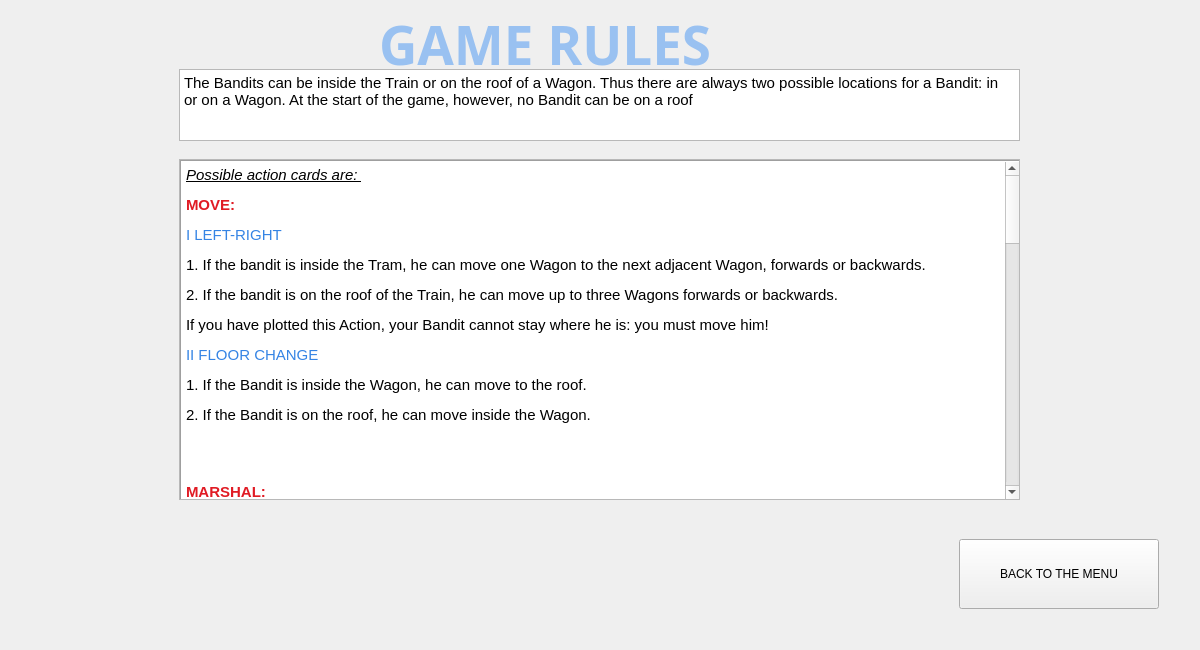
First picture: the form in TrafficExpress/mainwindow.ui, repository mitrovicmasa/traffic-express, before the edit.
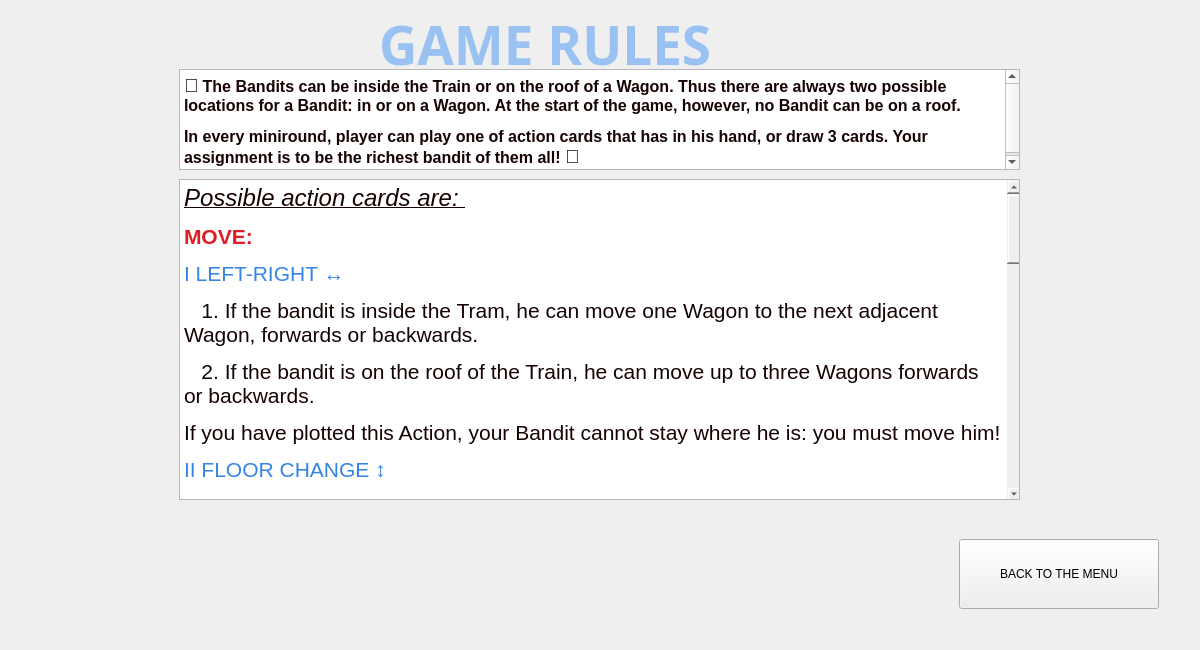
Second picture: the form after the edit. The open tabs and pages were chosen to show the change. Icons and pictures are not drawn.

Commit message: feat: Updated game rules

```diff
--- a/TrafficExpress/mainwindow.ui
+++ b/TrafficExpress/mainwindow.ui
@@ -576,7 +576,7 @@
           <x>170</x>
           <y>60</y>
           <width>841</width>
-          <height>72</height>
+          <height>101</height>
          </rect>
         </property>
         <layout class="QVBoxLayout" name="verticalLayout_4">
@@ -591,7 +591,8 @@
 p, li { white-space: pre-wrap; }
 hr { height: 1px; border-width: 0; }
 &lt;/style&gt;&lt;/head&gt;&lt;body style=&quot; font-family:'Ubuntu'; font-size:11pt; font-weight:400; font-style:normal;&quot;&gt;
-&lt;p style=&quot; margin-top:12px; margin-bottom:0px; margin-left:0px; margin-right:0px; -qt-block-indent:0; text-indent:0px; line-height:100%;&quot;&gt;The Bandits can be inside the Train or on the roof of a Wagon. Thus there are always two possible locations for a Bandit: in or on a Wagon. At the start of the game, however, no Bandit can be on a roof&lt;/p&gt;&lt;/body&gt;&lt;/html&gt;</string>
+&lt;p style=&quot; margin-top:0px; margin-bottom:0px; margin-left:0px; margin-right:0px; -qt-block-indent:0; text-indent:0px;&quot;&gt;&lt;span style=&quot; font-size:14pt; font-weight:700; color:#160202;&quot;&gt;🚂&lt;/span&gt;&lt;span style=&quot; font-size:12pt; font-weight:700; color:#160202;&quot;&gt; The Bandits can be inside the Train or on the roof of a Wagon. Thus there are always two possible locations for a Bandit: in or on a Wagon. At the start of the game, however, no Bandit can be on a roof.&lt;/span&gt;&lt;/p&gt;
+&lt;p style=&quot; margin-top:12px; margin-bottom:0px; margin-left:0px; margin-right:0px; -qt-block-indent:0; text-indent:0px; line-height:100%;&quot;&gt;&lt;span style=&quot; font-size:12pt; font-weight:700; color:#160202;&quot;&gt;In every miniround, player can play one of action cards that has in his hand, or draw 3 cards. Your assignment is to be the richest bandit of them all! &lt;/span&gt;&lt;span style=&quot; font-size:14pt; font-weight:700; color:#160202;&quot;&gt;🚂&lt;/span&gt;&lt;/p&gt;&lt;/body&gt;&lt;/html&gt;</string>
            </property>
           </widget>
          </item>
@@ -601,9 +602,9 @@
         <property name="geometry">
          <rect>
           <x>170</x>
-          <y>150</y>
+          <y>170</y>
           <width>841</width>
-          <height>341</height>
+          <height>321</height>
          </rect>
         </property>
         <property name="widgetResizable">
@@ -615,7 +616,7 @@
            <x>0</x>
            <y>0</y>
            <width>839</width>
-           <height>339</height>
+           <height>319</height>
           </rect>
          </property>
          <widget class="QTextEdit" name="scroll_rules">
@@ -624,7 +625,7 @@
             <x>0</x>
             <y>0</y>
             <width>841</width>
-            <height>341</height>
+            <height>321</height>
            </rect>
           </property>
           <property name="cursor" stdset="0">
@@ -633,6 +634,9 @@
           <property name="autoFillBackground">
            <bool>false</bool>
           </property>
+          <property name="styleSheet">
+           <string notr="true">border-radius: 5px;</string>
+          </property>
           <property name="frameShape">
            <enum>QFrame::Box</enum>
           </property>
@@ -651,63 +655,30 @@
 p, li { white-space: pre-wrap; }
 hr { height: 1px; border-width: 0; }
 &lt;/style&gt;&lt;/head&gt;&lt;body style=&quot; font-family:'Ubuntu'; font-size:11pt; font-weight:400; font-style:normal;&quot;&gt;
-&lt;p style=&quot; margin-top:12px; margin-bottom:12px; margin-left:0px; margin-right:0px; -qt-block-indent:0; text-indent:0px;&quot;&gt;&lt;span style=&quot; font-style:italic; text-decoration: underline;&quot;&gt;Possible action cards are: &lt;/span&gt;&lt;/p&gt;
-&lt;p style=&quot; margin-top:12px; margin-bottom:12px; margin-left:0px; margin-right:0px; -qt-block-indent:0; text-indent:0px;&quot;&gt;&lt;span style=&quot; font-weight:700; color:#e01b24;&quot;&gt;MOVE:&lt;/span&gt;&lt;/p&gt;
-&lt;p style=&quot; margin-top:12px; margin-bottom:12px; margin-left:0px; margin-right:0px; -qt-block-indent:0; text-indent:0px;&quot;&gt;&lt;span style=&quot; color:#3584e4;&quot;&gt;I LEFT-RIGHT&lt;/span&gt;&lt;/p&gt;
-&lt;p style=&quot; margin-top:12px; margin-bottom:12px; margin-left:0px; margin-right:0px; -qt-block-indent:0; text-indent:0px;&quot;&gt;1. If the bandit is inside the Tram, he can move one Wagon to the next adjacent Wagon, forwards or backwards.&lt;/p&gt;
-&lt;p style=&quot; margin-top:12px; margin-bottom:12px; margin-left:0px; margin-right:0px; -qt-block-indent:0; text-indent:0px;&quot;&gt;2. If the bandit is on the roof of the Train, he can move up to three Wagons forwards or backwards.&lt;/p&gt;
-&lt;p style=&quot; margin-top:12px; margin-bottom:12px; margin-left:0px; margin-right:0px; -qt-block-indent:0; text-indent:0px;&quot;&gt;If you have plotted this Action, your Bandit cannot stay where he is: you must move him!&lt;/p&gt;
-&lt;p style=&quot; margin-top:12px; margin-bottom:12px; margin-left:0px; margin-right:0px; -qt-block-indent:0; text-indent:0px;&quot;&gt;&lt;span style=&quot; color:#3584e4;&quot;&gt;II FLOOR CHANGE&lt;/span&gt;&lt;/p&gt;
-&lt;p style=&quot; margin-top:12px; margin-bottom:12px; margin-left:0px; margin-right:0px; -qt-block-indent:0; text-indent:0px;&quot;&gt;1. If the Bandit is inside the Wagon, he can move to the roof.&lt;/p&gt;
-&lt;p style=&quot; margin-top:12px; margin-bottom:12px; margin-left:0px; margin-right:0px; -qt-block-indent:0; text-indent:0px;&quot;&gt;2. If the Bandit is on the roof, he can move inside the Wagon.&lt;/p&gt;
-&lt;p style=&quot; margin-top:12px; margin-bottom:12px; margin-left:0px; margin-right:0px; -qt-block-indent:0; text-indent:0px;&quot;&gt;&lt;br /&gt;&lt;/p&gt;
-&lt;p style=&quot; margin-top:12px; margin-bottom:12px; margin-left:0px; margin-right:0px; -qt-block-indent:0; text-indent:0px;&quot;&gt;&lt;span style=&quot; font-weight:700; color:#e01b24;&quot;&gt;MARSHAL:&lt;/span&gt;&lt;/p&gt;
-&lt;p style=&quot; margin-top:12px; margin-bottom:12px; margin-left:0px; margin-right:0px; -qt-block-indent:0; text-indent:0px;&quot;&gt;Move the Marshal inside the train a distance of one Car in the direction of your choice. When a Bandit enters a Car where the Marshal is, or when the Marshal enters a Car where Bandits are, they must escape up to the roof of the Car (even if they have just come down from there). Each one of those Bandits immediately receives a Neutral Bullet card which must be placed on each player's personal deck.&lt;/p&gt;
-&lt;p style=&quot; margin-top:12px; margin-bottom:12px; margin-left:0px; margin-right:0px; -qt-block-indent:0; text-indent:0px;&quot;&gt;&lt;br /&gt;&lt;/p&gt;
-&lt;p style=&quot; margin-top:12px; margin-bottom:12px; margin-left:0px; margin-right:0px; -qt-block-indent:0; text-indent:0px;&quot;&gt;&lt;span style=&quot; font-weight:700; color:#e01b24;&quot;&gt;FIRE:&lt;/span&gt;&lt;/p&gt;
-&lt;p style=&quot; margin-top:12px; margin-bottom:12px; margin-left:0px; margin-right:0px; -qt-block-indent:0; text-indent:0px;&quot;&gt;Choose one of your opponents to be your target and give him one of your Bullet cards. The targeted player places the Bullet card he has received on his deck. You cannot target a Bandit who is on the same spot as you.&lt;/p&gt;
-&lt;p style=&quot; margin-top:12px; margin-bottom:12px; margin-left:0px; margin-right:0px; -qt-block-indent:0; text-indent:0px;&quot;&gt;1. When you are inside the train, you can shoot a Bandit who is in the interior of an adjacent Car, either to the rear of your Car or ahead of it. Bandits who are more than one Car away cannot be shot.&lt;/p&gt;
-&lt;p style=&quot; margin-top:12px; margin-bottom:12px; margin-left:0px; margin-right:0px; -qt-block-indent:0; text-indent:0px;&quot;&gt;2. When you are on the roof, however, you can shoot a Bandit who is in your Line of Sight and on the roof of any Car other than your own, regardless of the distance. A Bandit is in Line of Sight if there is no other Bandit between you and him. Two Bandits on the roof of the same Car are considered as being side by side, and not located one behind the other: you choose which one gets hit.&lt;/p&gt;
-&lt;p style=&quot; margin-top:12px; margin-bottom:12px; margin-left:0px; margin-right:0px; -qt-block-indent:0; text-indent:0px;&quot;&gt;&lt;span style=&quot; color:#3584e4;&quot;&gt;ROBBERY&lt;/span&gt;&lt;/p&gt;
-&lt;p style=&quot; margin-top:12px; margin-bottom:12px; margin-left:0px; margin-right:0px; -qt-block-indent:0; text-indent:0px;&quot;&gt;Take the Loot token of your choice from the Car where you are currently located and place it face-down on your Character card. If your Bandit is on the roof of a Car, he cannot rob inside it, and vice versa. If there is no Loot where your Bandit is, then the Robbery action has no effect.&lt;/p&gt;
-&lt;p style=&quot; margin-top:12px; margin-bottom:12px; margin-left:0px; margin-right:0px; -qt-block-indent:0; text-indent:0px;&quot;&gt;&lt;span style=&quot; color:#3584e4;&quot;&gt;PUNCH&lt;/span&gt;&lt;/p&gt;
-&lt;p style=&quot; margin-top:12px; margin-bottom:12px; margin-left:0px; margin-right:0px; -qt-block-indent:0; text-indent:0px;&quot;&gt;Choose a target among the Bandits who are on the same Car and same floor as you are. The targeted Bandit loses a Loot token if he has one: choose a Loot token from his Character card and place it on the floor where your Bandit pawn is located. If you choose a Moneybag token, you are not allowed to look at its value. &lt;/p&gt;
-&lt;p style=&quot;-qt-paragraph-type:empty; margin-top:0px; margin-bottom:0px; margin-left:0px; margin-right:0px; -qt-block-indent:0; text-indent:0px;&quot;&gt;&lt;br /&gt;&lt;/p&gt;
-&lt;p style=&quot; margin-top:0px; margin-bottom:0px; margin-left:0px; margin-right:0px; -qt-block-indent:0; text-indent:0px;&quot;&gt;&lt;span style=&quot; font-weight:700; color:#e01b24;&quot;&gt;THE ROUND CARDS&lt;/span&gt;&lt;/p&gt;
-&lt;p style=&quot;-qt-paragraph-type:empty; margin-top:0px; margin-bottom:0px; margin-left:0px; margin-right:0px; -qt-block-indent:0; text-indent:0px; font-weight:700; color:#e01b24;&quot;&gt;&lt;br /&gt;&lt;/p&gt;
-&lt;p style=&quot; margin-top:0px; margin-bottom:0px; margin-left:0px; margin-right:0px; -qt-block-indent:0; text-indent:0px;&quot;&gt;1. The Action cards must be played face-up during the current turn.&lt;/p&gt;
-&lt;p style=&quot; margin-top:0px; margin-bottom:0px; margin-left:0px; margin-right:0px; -qt-block-indent:0; text-indent:0px;&quot;&gt;2. &lt;span style=&quot; font-weight:700; font-style:italic; color:#3584e4;&quot;&gt;Tunnel&lt;/span&gt;&lt;span style=&quot; color:#3584e4;&quot;&gt; &lt;/span&gt;- The Action cards must be played face-down during the current turn.&lt;/p&gt;
-&lt;p style=&quot; margin-top:0px; margin-bottom:0px; margin-left:0px; margin-right:0px; -qt-block-indent:0; text-indent:0px;&quot;&gt;3. &lt;span style=&quot; font-weight:700; font-style:italic; color:#3584e4;&quot;&gt;Speeding up &lt;/span&gt;&lt;span style=&quot; color:#000000;&quot;&gt;- During the current turn, each player plays twice.&lt;/span&gt;&lt;/p&gt;
-&lt;p style=&quot; margin-top:0px; margin-bottom:0px; margin-left:0px; margin-right:0px; -qt-block-indent:0; text-indent:0px;&quot;&gt;&lt;span style=&quot; color:#000000;&quot;&gt;4. &lt;/span&gt;&lt;span style=&quot; font-weight:700; font-style:italic; color:#3584e4;&quot;&gt;Switching&lt;/span&gt;&lt;span style=&quot; color:#000000;&quot;&gt; - &lt;/span&gt;The current turn is played counter-clockwise, starting with the First Player.&lt;/p&gt;
-&lt;p style=&quot;-qt-paragraph-type:empty; margin-top:0px; margin-bottom:0px; margin-left:0px; margin-right:0px; -qt-block-indent:0; text-indent:0px;&quot;&gt;&lt;br /&gt;&lt;/p&gt;
-&lt;p style=&quot; margin-top:0px; margin-bottom:0px; margin-left:0px; margin-right:0px; -qt-block-indent:0; text-indent:0px;&quot;&gt;&lt;span style=&quot; font-weight:700; color:#e01b24;&quot;&gt;THE EVENTS&lt;/span&gt;&lt;/p&gt;
-&lt;p style=&quot;-qt-paragraph-type:empty; margin-top:0px; margin-bottom:0px; margin-left:0px; margin-right:0px; -qt-block-indent:0; text-indent:0px; font-weight:700; color:#e01b24;&quot;&gt;&lt;br /&gt;&lt;/p&gt;
-&lt;p style=&quot; margin-top:0px; margin-bottom:0px; margin-left:0px; margin-right:0px; -qt-block-indent:0; text-indent:0px;&quot;&gt;&lt;span style=&quot; font-weight:700; font-style:italic; color:#3584e4;&quot;&gt;Angry Marshal&lt;/span&gt;&lt;/p&gt;
-&lt;p style=&quot; margin-top:0px; margin-bottom:0px; margin-left:0px; margin-right:0px; -qt-block-indent:0; text-indent:0px;&quot;&gt;The Marshal shoots the Bandits who are on the roof of his Car. Those Bandits get a Neutral Bullet card each. &lt;/p&gt;
-&lt;p style=&quot;-qt-paragraph-type:empty; margin-top:0px; margin-bottom:0px; margin-left:0px; margin-right:0px; -qt-block-indent:0; text-indent:0px;&quot;&gt;&lt;br /&gt;&lt;/p&gt;
-&lt;p style=&quot; margin-top:0px; margin-bottom:0px; margin-left:0px; margin-right:0px; -qt-block-indent:0; text-indent:0px;&quot;&gt;&lt;span style=&quot; font-weight:700; font-style:italic; color:#3584e4;&quot;&gt;Swivel Arm&lt;/span&gt;&lt;/p&gt;
-&lt;p style=&quot; margin-top:0px; margin-bottom:0px; margin-left:0px; margin-right:0px; -qt-block-indent:0; text-indent:0px;&quot;&gt;All the Bandits that are on roofs move to the roof of the Caboose&lt;/p&gt;
-&lt;p style=&quot;-qt-paragraph-type:empty; margin-top:0px; margin-bottom:0px; margin-left:0px; margin-right:0px; -qt-block-indent:0; text-indent:0px;&quot;&gt;&lt;br /&gt;&lt;/p&gt;
-&lt;p style=&quot; margin-top:0px; margin-bottom:0px; margin-left:0px; margin-right:0px; -qt-block-indent:0; text-indent:0px;&quot;&gt;&lt;span style=&quot; font-weight:700; font-style:italic; color:#3584e4;&quot;&gt;Braking&lt;/span&gt;&lt;/p&gt;
-&lt;p style=&quot; margin-top:0px; margin-bottom:0px; margin-left:0px; margin-right:0px; -qt-block-indent:0; text-indent:0px;&quot;&gt;All Bandits on roofs move one Car forward (towards the Locomotive).&lt;/p&gt;
-&lt;p style=&quot;-qt-paragraph-type:empty; margin-top:0px; margin-bottom:0px; margin-left:0px; margin-right:0px; -qt-block-indent:0; text-indent:0px;&quot;&gt;&lt;br /&gt;&lt;/p&gt;
-&lt;p style=&quot; margin-top:0px; margin-bottom:0px; margin-left:0px; margin-right:0px; -qt-block-indent:0; text-indent:0px;&quot;&gt;&lt;span style=&quot; font-weight:700; font-style:italic; color:#3584e4;&quot;&gt;Take It All!&lt;/span&gt;&lt;/p&gt;
-&lt;p style=&quot; margin-top:0px; margin-bottom:0px; margin-left:0px; margin-right:0px; -qt-block-indent:0; text-indent:0px;&quot;&gt;Place the second Strongbox inside the Car where the Marshal is currently.&lt;/p&gt;
-&lt;p style=&quot;-qt-paragraph-type:empty; margin-top:0px; margin-bottom:0px; margin-left:0px; margin-right:0px; -qt-block-indent:0; text-indent:0px;&quot;&gt;&lt;br /&gt;&lt;/p&gt;
-&lt;p style=&quot; margin-top:0px; margin-bottom:0px; margin-left:0px; margin-right:0px; -qt-block-indent:0; text-indent:0px;&quot;&gt;&lt;span style=&quot; font-weight:700; font-style:italic; color:#3584e4;&quot;&gt;Passengers' Rebellion&lt;/span&gt;&lt;/p&gt;
-&lt;p style=&quot; margin-top:0px; margin-bottom:0px; margin-left:0px; margin-right:0px; -qt-block-indent:0; text-indent:0px;&quot;&gt;The Bandits who are inside the Cars get a Neutral Bullet each.&lt;/p&gt;
-&lt;p style=&quot;-qt-paragraph-type:empty; margin-top:0px; margin-bottom:0px; margin-left:0px; margin-right:0px; -qt-block-indent:0; text-indent:0px;&quot;&gt;&lt;br /&gt;&lt;/p&gt;
-&lt;p style=&quot; margin-top:0px; margin-bottom:0px; margin-left:0px; margin-right:0px; -qt-block-indent:0; text-indent:0px;&quot;&gt;&lt;span style=&quot; font-weight:700; font-style:italic; color:#3584e4;&quot;&gt;Pickpocketing&lt;/span&gt;&lt;/p&gt;
-&lt;p style=&quot; margin-top:0px; margin-bottom:0px; margin-left:0px; margin-right:0px; -qt-block-indent:0; text-indent:0px;&quot;&gt;Each Bandit who is alone in his spot can take one Purse token from that spot, if there are any Purses there.&lt;/p&gt;
-&lt;p style=&quot;-qt-paragraph-type:empty; margin-top:0px; margin-bottom:0px; margin-left:0px; margin-right:0px; -qt-block-indent:0; text-indent:0px;&quot;&gt;&lt;br /&gt;&lt;/p&gt;
-&lt;p style=&quot; margin-top:0px; margin-bottom:0px; margin-left:0px; margin-right:0px; -qt-block-indent:0; text-indent:0px;&quot;&gt;&lt;span style=&quot; font-weight:700; font-style:italic; color:#3584e4;&quot;&gt;Marshal's Revenge&lt;/span&gt;&lt;/p&gt;
-&lt;p style=&quot; margin-top:0px; margin-bottom:0px; margin-left:0px; margin-right:0px; -qt-block-indent:0; text-indent:0px;&quot;&gt;Each Bandit who is on the roof above the Marshal loses the least valuable Purse token he has on his Character card. If a Bandit has no Purse, he loses nothing.&lt;/p&gt;
-&lt;p style=&quot;-qt-paragraph-type:empty; margin-top:0px; margin-bottom:0px; margin-left:0px; margin-right:0px; -qt-block-indent:0; text-indent:0px;&quot;&gt;&lt;br /&gt;&lt;/p&gt;
-&lt;p style=&quot; margin-top:0px; margin-bottom:0px; margin-left:0px; margin-right:0px; -qt-block-indent:0; text-indent:0px;&quot;&gt;&lt;span style=&quot; font-weight:700; font-style:italic; color:#3584e4;&quot;&gt;Hostage-Taking of the Conductor&lt;/span&gt;&lt;/p&gt;
-&lt;p style=&quot; margin-top:0px; margin-bottom:0px; margin-left:0px; margin-right:0px; -qt-block-indent:0; text-indent:0px;&quot;&gt;Each Bandit who is either in the Locomotive or on its roof receives $250.&lt;/p&gt;
-&lt;p style=&quot;-qt-paragraph-type:empty; margin-top:0px; margin-bottom:0px; margin-left:0px; margin-right:0px; -qt-block-indent:0; text-indent:0px; font-weight:700; font-style:italic; color:#3584e4;&quot;&gt;&lt;br /&gt;&lt;/p&gt;
-&lt;p style=&quot;-qt-paragraph-type:empty; margin-top:0px; margin-bottom:0px; margin-left:0px; margin-right:0px; -qt-block-indent:0; text-indent:0px; font-weight:700; font-style:italic; color:#3584e4;&quot;&gt;&lt;br /&gt;&lt;/p&gt;
-&lt;p style=&quot;-qt-paragraph-type:empty; margin-top:0px; margin-bottom:0px; margin-left:0px; margin-right:0px; -qt-block-indent:0; text-indent:0px; font-weight:700; font-style:italic; color:#3584e4;&quot;&gt;&lt;br /&gt;&lt;/p&gt;&lt;/body&gt;&lt;/html&gt;</string>
+&lt;p style=&quot; margin-top:12px; margin-bottom:12px; margin-left:0px; margin-right:0px; -qt-block-indent:0; text-indent:0px;&quot;&gt;&lt;span style=&quot; font-size:18pt; font-style:italic; text-decoration: underline; color:#160202;&quot;&gt;Possible action cards are: &lt;/span&gt;&lt;/p&gt;
+&lt;p style=&quot; margin-top:12px; margin-bottom:12px; margin-left:0px; margin-right:0px; -qt-block-indent:0; text-indent:0px;&quot;&gt;&lt;span style=&quot; font-size:16pt; font-weight:700; color:#e01b24;&quot;&gt;MOVE:&lt;/span&gt;&lt;/p&gt;
+&lt;p style=&quot; margin-top:12px; margin-bottom:12px; margin-left:0px; margin-right:0px; -qt-block-indent:0; text-indent:0px;&quot;&gt;&lt;span style=&quot; font-size:16pt; color:#3584e4;&quot;&gt;I LEFT-RIGHT ↔️&lt;/span&gt;&lt;/p&gt;
+&lt;p style=&quot; margin-top:12px; margin-bottom:12px; margin-left:0px; margin-right:0px; -qt-block-indent:0; text-indent:0px;&quot;&gt;&lt;span style=&quot; font-size:16pt; color:#160202;&quot;&gt;   1. If the bandit is inside the Tram, he can move one Wagon to the next adjacent Wagon, forwards or backwards.&lt;/span&gt;&lt;/p&gt;
+&lt;p style=&quot; margin-top:12px; margin-bottom:12px; margin-left:0px; margin-right:0px; -qt-block-indent:0; text-indent:0px;&quot;&gt;&lt;span style=&quot; font-size:16pt; color:#160202;&quot;&gt;   2. If the bandit is on the roof of the Train, he can move up to three Wagons forwards or backwards.&lt;/span&gt;&lt;/p&gt;
+&lt;p style=&quot; margin-top:12px; margin-bottom:12px; margin-left:0px; margin-right:0px; -qt-block-indent:0; text-indent:0px;&quot;&gt;&lt;span style=&quot; font-size:16pt; color:#160202;&quot;&gt;If you have plotted this Action, your Bandit cannot stay where he is: you must move him!&lt;/span&gt;&lt;/p&gt;
+&lt;p style=&quot; margin-top:12px; margin-bottom:12px; margin-left:0px; margin-right:0px; -qt-block-indent:0; text-indent:0px;&quot;&gt;&lt;span style=&quot; font-size:16pt; color:#3584e4;&quot;&gt;II FLOOR CHANGE ↕️&lt;/span&gt;&lt;/p&gt;
+&lt;p style=&quot; margin-top:12px; margin-bottom:12px; margin-left:0px; margin-right:0px; -qt-block-indent:0; text-indent:0px;&quot;&gt;&lt;span style=&quot; font-size:16pt; color:#160202;&quot;&gt;   1. If the Bandit is inside the Wagon, he can move to the roof.&lt;/span&gt;&lt;/p&gt;
+&lt;p style=&quot; margin-top:12px; margin-bottom:12px; margin-left:0px; margin-right:0px; -qt-block-indent:0; text-indent:0px;&quot;&gt;&lt;span style=&quot; font-size:16pt; color:#160202;&quot;&gt;   2.&lt;/span&gt;&lt;span style=&quot; font-size:16pt;&quot;&gt; &lt;/span&gt;&lt;span style=&quot; font-size:16pt; color:#160202;&quot;&gt;If the Bandit is on the roof, he can move inside the Wagon.&lt;/span&gt;&lt;/p&gt;
+&lt;p style=&quot; margin-top:12px; margin-bottom:12px; margin-left:0px; margin-right:0px; -qt-block-indent:0; text-indent:0px;&quot;&gt;&lt;span style=&quot; font-size:16pt; font-weight:700; color:#e01b24;&quot;&gt;MARSHAL 👮:&lt;/span&gt;&lt;/p&gt;
+&lt;p style=&quot; margin-top:12px; margin-bottom:12px; margin-left:0px; margin-right:0px; -qt-block-indent:0; text-indent:0px;&quot;&gt;&lt;span style=&quot; font-size:16pt; color:#160202;&quot;&gt;Move the Marshal inside the train a distance of one Car in the direction of your choice. When a Bandit enters a Car where the Marshal is, or when the Marshal enters a Car where Bandits are, they must escape up to the roof of the Car (even if they have just come down from there). Each one of those Bandits immediately receives a Neutral Bullet card which must be placed on each player's personal deck.&lt;/span&gt;&lt;/p&gt;
+&lt;p style=&quot; margin-top:12px; margin-bottom:12px; margin-left:0px; margin-right:0px; -qt-block-indent:0; text-indent:0px;&quot;&gt;&lt;span style=&quot; font-size:16pt; font-weight:700; color:#e01b24;&quot;&gt;FIRE 🔫:&lt;/span&gt;&lt;/p&gt;
+&lt;p style=&quot; margin-top:12px; margin-bottom:12px; margin-left:0px; margin-right:0px; -qt-block-indent:0; text-indent:0px;&quot;&gt;&lt;span style=&quot; font-size:16pt; color:#160202;&quot;&gt;Choose one of your opponents to be your target and give him one of your Bullet cards. The targeted player places the Bullet card he has received on his deck. You cannot target a Bandit who is on the same spot as you.&lt;/span&gt;&lt;/p&gt;
+&lt;p style=&quot; margin-top:12px; margin-bottom:12px; margin-left:0px; margin-right:0px; -qt-block-indent:0; text-indent:0px;&quot;&gt;&lt;span style=&quot; font-size:16pt; color:#160202;&quot;&gt;   &lt;/span&gt;&lt;span style=&quot; font-size:16pt; color:#ffffff;&quot;&gt;1.&lt;/span&gt;&lt;span style=&quot; font-size:16pt; color:#160202;&quot;&gt; When you are inside the train, you can shoot a Bandit who is in the interior of an adjacent Car, either to the rear of your Car or ahead of it. Bandits who are more than one Car away cannot be shot.&lt;/span&gt;&lt;/p&gt;
+&lt;p style=&quot; margin-top:12px; margin-bottom:12px; margin-left:0px; margin-right:0px; -qt-block-indent:0; text-indent:0px;&quot;&gt;&lt;span style=&quot; font-size:16pt; color:#160202;&quot;&gt;   &lt;/span&gt;&lt;span style=&quot; font-size:16pt; color:#000000;&quot;&gt;2.&lt;/span&gt;&lt;span style=&quot; font-size:16pt; color:#160202;&quot;&gt; When you are on the roof, however, you can shoot a Bandit who is in your Line of Sight and on the roof of any Car other than your own, regardless of the distance. A Bandit is in Line of Sight if there is no other Bandit between you and him. Two Bandits on the roof of the same Car are considered as being side by side, and not located one behind the other: you choose which one gets hit.&lt;/span&gt;&lt;/p&gt;
+&lt;p style=&quot; margin-top:12px; margin-bottom:12px; margin-left:0px; margin-right:0px; -qt-block-indent:0; text-indent:0px;&quot;&gt;&lt;span style=&quot; font-size:16pt; font-weight:700; color:#e01b24;&quot;&gt;ROBBERY 💰:&lt;/span&gt;&lt;/p&gt;
+&lt;p style=&quot; margin-top:12px; margin-bottom:12px; margin-left:0px; margin-right:0px; -qt-block-indent:0; text-indent:0px;&quot;&gt;&lt;span style=&quot; font-size:16pt; color:#160202;&quot;&gt;Take the Loot token of your choice from the Car where you are currently located and place it face-down on your Character card. If your Bandit is on the roof of a Car, he cannot rob inside it, and vice versa. If there is no Loot where your Bandit is, then the Robbery action has no effect.&lt;/span&gt;&lt;/p&gt;
+&lt;p style=&quot; margin-top:12px; margin-bottom:12px; margin-left:0px; margin-right:0px; -qt-block-indent:0; text-indent:0px;&quot;&gt;&lt;span style=&quot; font-size:16pt; font-weight:700; color:#e01b24;&quot;&gt;PUNCH 👊:&lt;/span&gt;&lt;/p&gt;
+&lt;p style=&quot; margin-top:12px; margin-bottom:12px; margin-left:0px; margin-right:0px; -qt-block-indent:0; text-indent:0px;&quot;&gt;&lt;span style=&quot; font-size:16pt; color:#160202;&quot;&gt;Choose a target among the Bandits who are on the same Car and same floor as you are. The targeted Bandit loses a Loot token if he has one: choose a Loot token from his Character card and place it on the floor where your Bandit pawn is located. If you choose a Moneybag token, you are not allowed to look at its value. &lt;/span&gt;&lt;/p&gt;
+&lt;p style=&quot; margin-top:0px; margin-bottom:0px; margin-left:0px; margin-right:0px; -qt-block-indent:0; text-indent:0px;&quot;&gt;&lt;span style=&quot; font-size:16pt; font-weight:700; color:#e01b24;&quot;&gt;THE ROUND CARDS&lt;/span&gt;&lt;/p&gt;
+&lt;p style=&quot;-qt-paragraph-type:empty; margin-top:0px; margin-bottom:0px; margin-left:0px; margin-right:0px; -qt-block-indent:0; text-indent:0px; font-size:16pt; font-weight:700; color:#e01b24;&quot;&gt;&lt;br /&gt;&lt;/p&gt;
+&lt;p style=&quot; margin-top:0px; margin-bottom:0px; margin-left:0px; margin-right:0px; -qt-block-indent:0; text-indent:0px;&quot;&gt;&lt;span style=&quot; font-size:16pt; color:#160202;&quot;&gt;1.&lt;/span&gt;&lt;span style=&quot; font-size:16pt;&quot;&gt; &lt;/span&gt;&lt;span style=&quot; font-size:16pt; font-weight:700; font-style:italic; color:#3584e4;&quot;&gt;Face up&lt;/span&gt;&lt;span style=&quot; font-size:16pt; color:#3584e4;&quot;&gt; &lt;/span&gt;&lt;span style=&quot; font-size:16pt; color:#160202;&quot;&gt;-&lt;/span&gt;&lt;span style=&quot; font-size:16pt;&quot;&gt; &lt;/span&gt;&lt;span style=&quot; font-size:16pt; color:#160202;&quot;&gt;The Action cards must be played face-up during the current turn.&lt;/span&gt;&lt;/p&gt;
+&lt;p style=&quot; margin-top:0px; margin-bottom:0px; margin-left:0px; margin-right:0px; -qt-block-indent:0; text-indent:0px;&quot;&gt;&lt;span style=&quot; font-size:16pt; color:#160202;&quot;&gt;2.&lt;/span&gt;&lt;span style=&quot; font-size:16pt;&quot;&gt; &lt;/span&gt;&lt;span style=&quot; font-size:16pt; font-weight:700; font-style:italic; color:#3584e4;&quot;&gt;Tunnel&lt;/span&gt;&lt;span style=&quot; font-size:16pt; color:#3584e4;&quot;&gt; &lt;/span&gt;&lt;span style=&quot; font-size:16pt;&quot;&gt;- &lt;/span&gt;&lt;span style=&quot; font-size:16pt; color:#160202;&quot;&gt;The Action cards must be played face-down during the current turn.&lt;/span&gt;&lt;/p&gt;
+&lt;p style=&quot; margin-top:0px; margin-bottom:0px; margin-left:0px; margin-right:0px; -qt-block-indent:0; text-indent:0px;&quot;&gt;&lt;span style=&quot; font-size:16pt; color:#160202;&quot;&gt;3.&lt;/span&gt;&lt;span style=&quot; font-size:16pt;&quot;&gt; &lt;/span&gt;&lt;span style=&quot; font-size:16pt; font-weight:700; font-style:italic; color:#3584e4;&quot;&gt;Speeding up &lt;/span&gt;&lt;span style=&quot; font-size:16pt; color:#000000;&quot;&gt;- During the current turn, each player plays twice.&lt;/span&gt;&lt;/p&gt;&lt;/body&gt;&lt;/html&gt;</string>
           </property>
          </widget>
         </widget>
```
Left out of the diff: 2 changed lines with no effect on the pictures. The commit also changes 1 other file.
